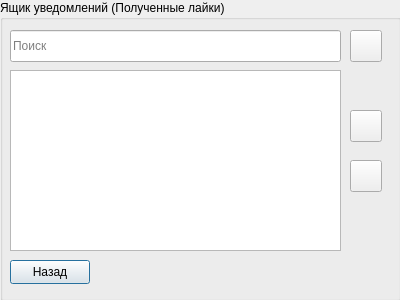
Above: forms/fourth.ui from YupiSoftwarePunk/Flirt-Finder before the change. Below: the same form after it.
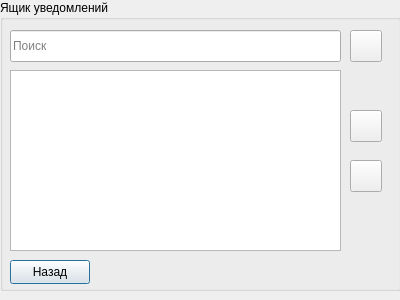
That is the form after the change. Icons and pictures are not drawn.

Diff of the .ui file:
```diff
--- a/forms/fourth.ui
+++ b/forms/fourth.ui
@@ -22,11 +22,11 @@
      <x>0</x>
      <y>0</y>
      <width>401</width>
-     <height>301</height>
+     <height>291</height>
     </rect>
    </property>
    <property name="title">
-    <string>Ящик уведомлений (Полученные лайки)</string>
+    <string>Ящик уведомлений</string>
    </property>
    <widget class="QPushButton" name="BackButton">
     <property name="geometry">
```
